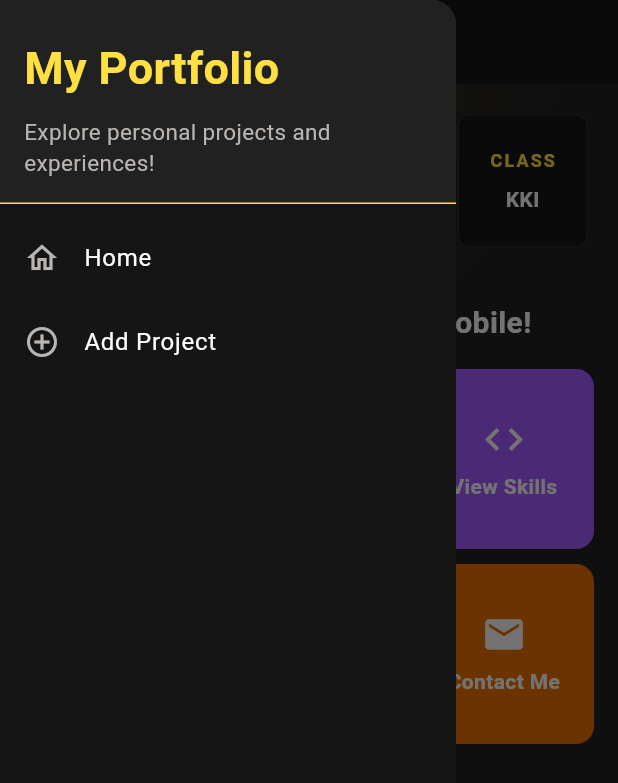
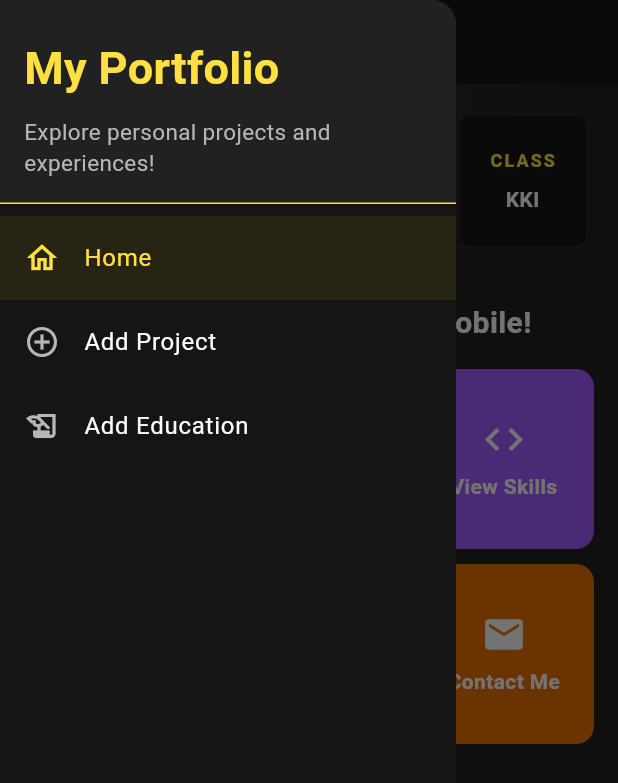
Before and after one commit to 1drism/myportofolio_mobile, a Flutter app: the screen it shows after launch, with the side drawer open, on a phone screen of 412 x 824 dp. Shown: the top 783 px of the screen. Run offline on Flutter 3.47's test engine with Material 3 defaults, Android fonts, the phone set to English and light mode, and no system bars; our stand-ins replace material_ui.

Commit message:
feat(drawer): add Add Education option and return Home without stacking pages

```diff
--- a/lib/screens/education_form.dart
+++ b/lib/screens/education_form.dart
@@ -68,7 +68,7 @@ class _EducationFormPageState extends State<EducationFormPage> {
   Widget build(BuildContext context) {
     return Scaffold(
       appBar: AppBar(title: const Text('Add Education')),
-      drawer: const LeftDrawer(),
+      drawer: const LeftDrawer(current: DrawerDestination.addEducation),
       body: SafeArea(
         child: Form(
           key: _formKey,
--- a/lib/screens/menu.dart
+++ b/lib/screens/menu.dart
@@ -43,7 +43,7 @@ class MyHomePage extends StatelessWidget {
   Widget build(BuildContext context) {
     return Scaffold(
       appBar: AppBar(title: const Text('MyPortfolio')),
-      drawer: const LeftDrawer(),
+      drawer: const LeftDrawer(current: DrawerDestination.home),
       body: DecoratedBox(
         decoration: const BoxDecoration(
           gradient: RadialGradient(
--- a/lib/screens/project_form.dart
+++ b/lib/screens/project_form.dart
@@ -30,7 +30,7 @@ class _ProjectFormPageState extends State<ProjectFormPage> {
   Widget build(BuildContext context) {
     return Scaffold(
       appBar: AppBar(title: const Center(child: Text('Add Project Form'))),
-      drawer: const LeftDrawer(),
+      drawer: const LeftDrawer(current: DrawerDestination.addProject),
       body: Form(
         key: _formKey,
         child: SingleChildScrollView(
--- a/lib/widgets/left_drawer.dart
+++ b/lib/widgets/left_drawer.dart
@@ -1,11 +1,56 @@
 import 'package:material_ui/material_ui.dart';
 import 'package:myportofolio_mobile/app_colors.dart';
+import 'package:myportofolio_mobile/screens/education_form.dart';
 import 'package:myportofolio_mobile/screens/menu.dart';
 import 'package:myportofolio_mobile/screens/project_form.dart';
 
-/// Navigation drawer shared by every page.
+/// Pages reachable from [LeftDrawer].
+enum DrawerDestination {
+  home('Home', Icons.home_outlined),
+  addProject('Add Project', Icons.add_circle_outline),
+  addEducation('Add Education', Icons.history_edu_outlined);
+
+  const DrawerDestination(this.label, this.icon);
+
+  final String label;
+  final IconData icon;
+
+  Widget buildPage() => switch (this) {
+    home => MyHomePage(),
+    addProject => const ProjectFormPage(),
+    addEducation => const EducationFormPage(),
+  };
+}
+
+/// Navigation drawer shared by every page; [current] is highlighted.
 class LeftDrawer extends StatelessWidget {
-  const LeftDrawer({super.key});
+  final DrawerDestination current;
+
+  const LeftDrawer({super.key, required this.current});
+
+  /// Home pops back to the root page; forms are pushed from Home and
+  /// replace each other elsewhere, so Back always leads to Home.
+  void _open(BuildContext context, DrawerDestination destination) {
+    final navigator = Navigator.of(context);
+    if (destination == current) {
+      navigator.pop();
+      return;
+    }
+    if (destination == DrawerDestination.home) {
+      navigator.popUntil((route) => route.isFirst);
+      return;
+    }
+    final route = MaterialPageRoute<void>(
+      builder: (_) => destination.buildPage(),
+    );
+    if (current == DrawerDestination.home) {
+      navigator
+        ..pop()
+        ..push(route);
+    } else {
+      navigator.pushReplacement(route);
+    }
+  }
 
   @override
   Widget build(BuildContext context) {
@@ -38,30 +83,13 @@ class LeftDrawer extends StatelessWidget {
               ],
             ),
           ),
-          ListTile(
-            leading: const Icon(Icons.home_outlined),
-            title: const Text('Home'),
-            // Navigate to the portfolio home screen
-            onTap: () {
-              Navigator.pushReplacement(
-                context,
-                MaterialPageRoute(builder: (context) => MyHomePage()),
-              );
-            },
-          ),
-          ListTile(
-            leading: const Icon(Icons.add_circle_outline),
-            title: const Text('Add Project'),
-            // Navigate to the Add Project screen
-            onTap: () {
-              Navigator.pushReplacement(
-                context,
-                MaterialPageRoute(
-                  builder: (context) => const ProjectFormPage(),
-                ),
-              );
-            },
-          ),
+          for (final destination in DrawerDestination.values)
+            ListTile(
+              leading: Icon(destination.icon),
+              title: Text(destination.label),
+              selected: destination == current,
+              onTap: () => _open(context, destination),
+            ),
         ],
       ),
     );
```
